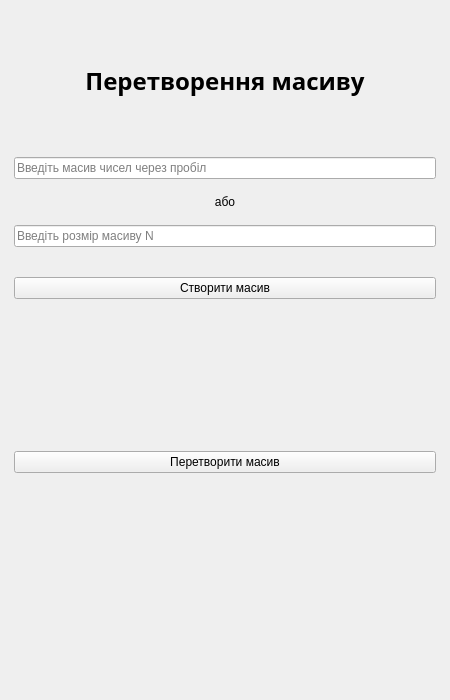
First picture: the form in lab5/ui/task1_interface.ui, repository Ihor-Mykytiuk/university-projects, before the edit.
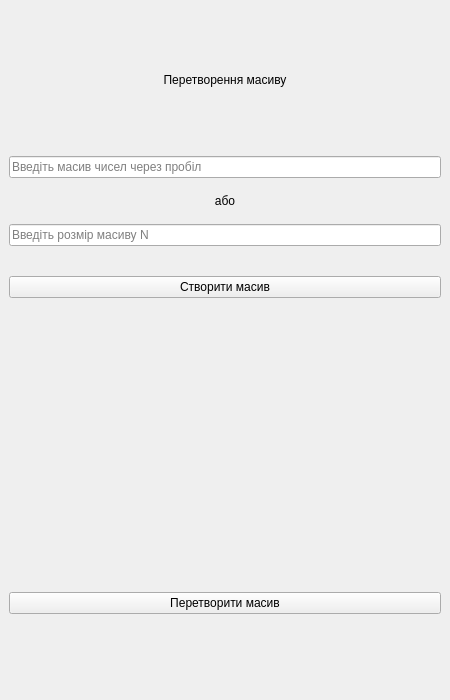
Second picture: the form after the edit.

Commit message: Interface unification

The edit to the form file:
```diff
--- a/lab5/ui/task1_interface.ui
+++ b/lab5/ui/task1_interface.ui
@@ -1,7 +1,7 @@
 <?xml version="1.0" encoding="UTF-8"?>
 <ui version="4.0">
- <class>Form</class>
- <widget class="QWidget" name="Form">
+ <class>MainWindow</class>
+ <widget class="QMainWindow" name="MainWindow">
   <property name="geometry">
    <rect>
     <x>0</x>
@@ -13,34 +13,10 @@
   <property name="windowTitle">
    <string>Form</string>
   </property>
-  <property name="styleSheet">
-   <string notr="true"/>
-  </property>
-  <layout class="QVBoxLayout" name="verticalLayout_3">
-   <property name="leftMargin">
-    <number>14</number>
-   </property>
-   <property name="rightMargin">
-    <number>14</number>
-   </property>
+  <widget class="QWidget" name="centralwidget">
+   <layout class="QVBoxLayout" name="verticalLayout_3" stretch="2,2,4,2,1">
    <item>
     <widget class="QLabel" name="title">
-     <property name="maximumSize">
-      <size>
-       <width>16777215</width>
-       <height>140</height>
-      </size>
-     </property>
-     <property name="font">
-      <font>
-       <family>Segoe UI Black</family>
-       <pointsize>-1</pointsize>
-       <bold>true</bold>
-      </font>
-     </property>
-     <property name="styleSheet">
-      <string notr="true">font-size:24px</string>
-     </property>
      <property name="text">
       <string>Перетворення масиву</string>
      </property>
@@ -128,13 +104,7 @@
     </layout>
    </item>
    <item>
-    <widget class="QLabel" name="array_result">
-     <property name="maximumSize">
-      <size>
-       <width>16777215</width>
-       <height>140</height>
-      </size>
-     </property>
+     <widget class="QLabel" name="label_result_array">
      <property name="text">
       <string/>
      </property>
@@ -167,6 +137,7 @@
     </widget>
    </item>
   </layout>
+  </widget>
  </widget>
  <resources/>
  <connections/>
```
Left out of the diff: 8 changed lines with no effect on the pictures. Lines whose indentation alone changed are shown as unchanged. The commit also changes 19 other files.
